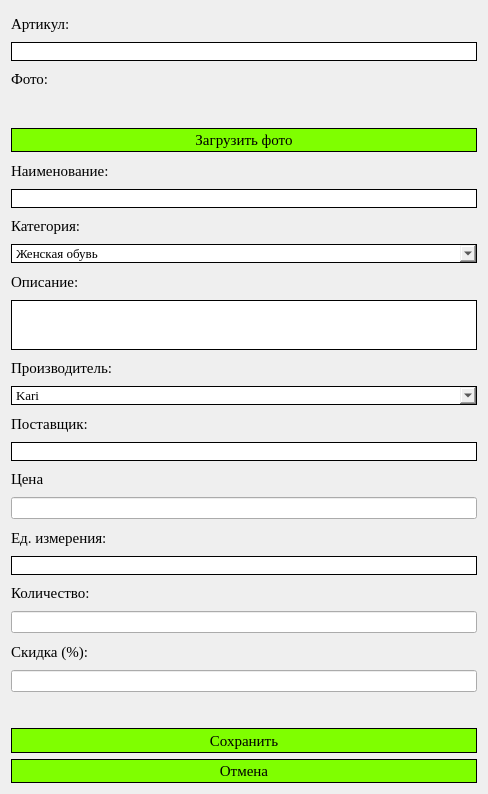
Above: Ui/product_add_edit.ui from mediumperson/shoe-shop-demo-exam before the change. Below: the same form after it.
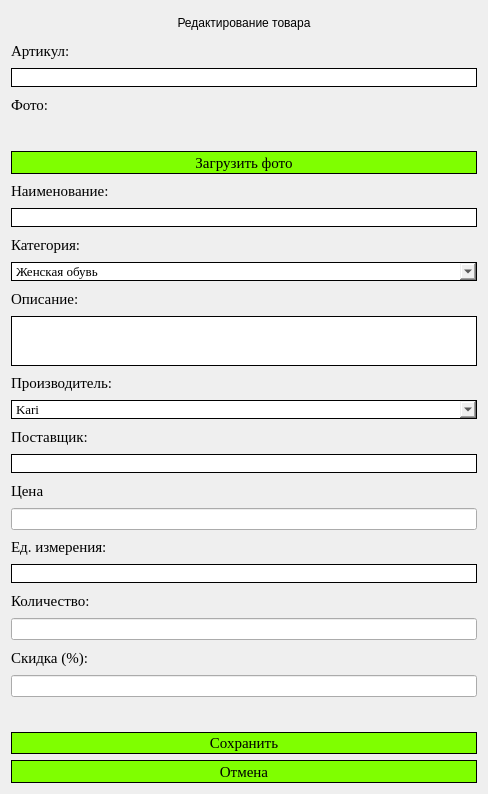
That is the form after the change. Icons and pictures are not drawn.

What changed in the file:
```diff
--- a/Ui/product_add_edit.ui
+++ b/Ui/product_add_edit.ui
@@ -14,20 +14,7 @@
    <string>Dialog</string>
   </property>
   <layout class="QGridLayout" name="gridLayout">
-   <item row="0" column="0">
-    <widget class="QLabel" name="label_2">
-     <property name="font">
-      <font>
-       <family>Times New Roman</family>
-       <pointsize>11</pointsize>
-      </font>
-     </property>
-     <property name="text">
-      <string>Артикул:</string>
-     </property>
-    </widget>
-   </item>
-   <item row="1" column="0">
+   <item row="2" column="0">
     <widget class="QLineEdit" name="articul_input">
      <property name="font">
       <font>
@@ -49,74 +36,36 @@
      </property>
     </widget>
    </item>
-   <item row="2" column="0">
-    <widget class="QLabel" name="label">
+   <item row="9" column="0">
+    <widget class="QComboBox" name="category_input">
      <property name="font">
       <font>
        <family>Times New Roman</family>
-       <pointsize>11</pointsize>
-      </font>
-     </property>
-     <property name="text">
-      <string>Фото:</string>
-     </property>
-    </widget>
-   </item>
-   <item row="3" column="0">
-    <widget class="QLabel" name="photo">
-     <property name="maximumSize">
-      <size>
-       <width>70</width>
-       <height>70</height>
-      </size>
-     </property>
-     <property name="text">
-      <string/>
-     </property>
-     <property name="pixmap">
-      <pixmap>../../../../Users/nightmare/Downloads/import/picture.png</pixmap>
-     </property>
-     <property name="scaledContents">
-      <bool>true</bool>
-     </property>
-    </widget>
-   </item>
-   <item row="4" column="0">
-    <widget class="QPushButton" name="download_photo">
-     <property name="sizePolicy">
-      <sizepolicy hsizetype="Preferred" vsizetype="Preferred">
-       <horstretch>0</horstretch>
-       <verstretch>0</verstretch>
-      </sizepolicy>
-     </property>
-     <property name="minimumSize">
-      <size>
-       <width>0</width>
-       <height>20</height>
-      </size>
-     </property>
-     <property name="font">
-      <font>
-       <family>Times New Roman</family>
-       <pointsize>11</pointsize>
+       <pointsize>10</pointsize>
       </font>
      </property>
      <property name="styleSheet">
-      <string notr="true">#download_photo {
-    background-color: #7FFF00;
+      <string notr="true">#category_input {
     border: 1px solid black;
 }
 
-#download_photo:hover {
-    background-color: #00FA9A;
+#category_input:hover {
+    border-color: #00FA9A;
 }</string>
      </property>
-     <property name="text">
-      <string>Загрузить фото</string>
-     </property>
+     <item>
+      <property name="text">
+       <string>Женская обувь</string>
+      </property>
+     </item>
+     <item>
+      <property name="text">
+       <string>Мужская обувь</string>
+      </property>
+     </item>
     </widget>
    </item>
-   <item row="5" column="0">
+   <item row="6" column="0">
     <widget class="QLabel" name="label_4">
      <property name="font">
       <font>
@@ -129,7 +78,7 @@
      </property>
     </widget>
    </item>
-   <item row="6" column="0">
+   <item row="7" column="0">
     <widget class="QLineEdit" name="name_input">
      <property name="font">
       <font>
@@ -151,62 +100,7 @@
      </property>
     </widget>
    </item>
-   <item row="7" column="0">
-    <widget class="QLabel" name="label_5">
-     <property name="font">
-      <font>
-       <family>Times New Roman</family>
-       <pointsize>11</pointsize>
-      </font>
-     </property>
-     <property name="text">
-      <string>Категория:</string>
-     </property>
-    </widget>
-   </item>
-   <item row="8" column="0">
-    <widget class="QComboBox" name="category_input">
-     <property name="font">
-      <font>
-       <family>Times New Roman</family>
-       <pointsize>10</pointsize>
-      </font>
-     </property>
-     <property name="styleSheet">
-      <string notr="true">#category_input {
-    border: 1px solid black;
-}
-
-#category_input:hover {
-    border-color: #00FA9A;
-}</string>
-     </property>
-     <item>
-      <property name="text">
-       <string>Женская обувь</string>
-      </property>
-     </item>
-     <item>
-      <property name="text">
-       <string>Мужская обувь</string>
-      </property>
-     </item>
-    </widget>
-   </item>
-   <item row="9" column="0">
-    <widget class="QLabel" name="label_6">
-     <property name="font">
-      <font>
-       <family>Times New Roman</family>
-       <pointsize>11</pointsize>
-      </font>
-     </property>
-     <property name="text">
-      <string>Описание:</string>
-     </property>
-    </widget>
-   </item>
-   <item row="10" column="0">
+   <item row="11" column="0">
     <widget class="QTextEdit" name="description_input">
      <property name="maximumSize">
       <size>
@@ -231,8 +125,8 @@
      </property>
     </widget>
    </item>
-   <item row="11" column="0">
-    <widget class="QLabel" name="label_7">
+   <item row="1" column="0">
+    <widget class="QLabel" name="label_2">
      <property name="font">
       <font>
        <family>Times New Roman</family>
@@ -240,11 +134,139 @@
       </font>
      </property>
      <property name="text">
-      <string>Производитель:</string>
+      <string>Артикул:</string>
      </property>
     </widget>
    </item>
-   <item row="12" column="0">
+   <item row="25" column="0">
+    <widget class="QPushButton" name="save_button">
+     <property name="sizePolicy">
+      <sizepolicy hsizetype="Preferred" vsizetype="Preferred">
+       <horstretch>0</horstretch>
+       <verstretch>0</verstretch>
+      </sizepolicy>
+     </property>
+     <property name="minimumSize">
+      <size>
+       <width>0</width>
+       <height>20</height>
+      </size>
+     </property>
+     <property name="font">
+      <font>
+       <family>Times New Roman</family>
+       <pointsize>11</pointsize>
+      </font>
+     </property>
+     <property name="styleSheet">
+      <string notr="true">#save_button {
+    background-color: #7FFF00;
+    border: 1px solid black;
+}
+
+#save_button:hover {
+    background-color: #00FA9A;
+}</string>
+     </property>
+     <property name="text">
+      <string>Сохранить</string>
+     </property>
+    </widget>
+   </item>
+   <item row="5" column="0">
+    <widget class="QPushButton" name="download_photo">
+     <property name="sizePolicy">
+      <sizepolicy hsizetype="Preferred" vsizetype="Preferred">
+       <horstretch>0</horstretch>
+       <verstretch>0</verstretch>
+      </sizepolicy>
+     </property>
+     <property name="minimumSize">
+      <size>
+       <width>0</width>
+       <height>20</height>
+      </size>
+     </property>
+     <property name="font">
+      <font>
+       <family>Times New Roman</family>
+       <pointsize>11</pointsize>
+      </font>
+     </property>
+     <property name="styleSheet">
+      <string notr="true">#download_photo {
+    background-color: #7FFF00;
+    border: 1px solid black;
+}
+
+#download_photo:hover {
+    background-color: #00FA9A;
+}</string>
+     </property>
+     <property name="text">
+      <string>Загрузить фото</string>
+     </property>
+    </widget>
+   </item>
+   <item row="8" column="0">
+    <widget class="QLabel" name="label_5">
+     <property name="font">
+      <font>
+       <family>Times New Roman</family>
+       <pointsize>11</pointsize>
+      </font>
+     </property>
+     <property name="text">
+      <string>Категория:</string>
+     </property>
+    </widget>
+   </item>
+   <item row="16" column="0">
+    <widget class="QLabel" name="label_9">
+     <property name="font">
+      <font>
+       <family>Times New Roman</family>
+       <pointsize>11</pointsize>
+      </font>
+     </property>
+     <property name="text">
+      <string>Цена</string>
+     </property>
+    </widget>
+   </item>
+   <item row="18" column="0">
+    <widget class="QLabel" name="label_10">
+     <property name="font">
+      <font>
+       <family>Times New Roman</family>
+       <pointsize>11</pointsize>
+      </font>
+     </property>
+     <property name="text">
+      <string>Ед. измерения:</string>
+     </property>
+    </widget>
+   </item>
+   <item row="21" column="0">
+    <widget class="QLineEdit" name="quantity_input"/>
+   </item>
+   <item row="17" column="0">
+    <widget class="QLineEdit" name="price_input"/>
+   </item>
+   <item row="14" column="0">
+    <widget class="QLabel" name="label_8">
+     <property name="font">
+      <font>
+       <family>Times New Roman</family>
+       <pointsize>11</pointsize>
+      </font>
+     </property>
+     <property name="text">
+      <string>Поставщик:</string>
+     </property>
+    </widget>
+   </item>
+   <item row="13" column="0">
     <widget class="QComboBox" name="maker_input">
      <property name="font">
       <font>
@@ -298,40 +320,27 @@
      </item>
     </widget>
    </item>
-   <item row="13" column="0">
-    <widget class="QLabel" name="label_8">
-     <property name="font">
-      <font>
-       <family>Times New Roman</family>
-       <pointsize>11</pointsize>
-      </font>
+   <item row="4" column="0">
+    <widget class="QLabel" name="photo">
+     <property name="maximumSize">
+      <size>
+       <width>70</width>
+       <height>70</height>
+      </size>
      </property>
      <property name="text">
-      <string>Поставщик:</string>
+      <string/>
      </property>
-    </widget>
-   </item>
-   <item row="14" column="0">
-    <widget class="QLineEdit" name="provider_input">
-     <property name="font">
-      <font>
-       <family>Times New Roman</family>
-       <pointsize>10</pointsize>
-      </font>
+     <property name="pixmap">
+      <pixmap>../../../../Users/nightmare/Downloads/import/picture.png</pixmap>
      </property>
-     <property name="styleSheet">
-      <string notr="true">#provider_input {
-    border: 1px solid black;
-}
-
-#provider_input:focus {
-    border-color: #00FA9A;
-}</string>
+     <property name="scaledContents">
+      <bool>true</bool>
      </property>
     </widget>
    </item>
-   <item row="15" column="0">
-    <widget class="QLabel" name="label_9">
+   <item row="12" column="0">
+    <widget class="QLabel" name="label_7">
      <property name="font">
       <font>
        <family>Times New Roman</family>
@@ -339,15 +348,12 @@
       </font>
      </property>
      <property name="text">
-      <string>Цена</string>
+      <string>Производитель:</string>
      </property>
     </widget>
    </item>
-   <item row="16" column="0">
-    <widget class="QLineEdit" name="price_input"/>
-   </item>
-   <item row="17" column="0">
-    <widget class="QLabel" name="label_10">
+   <item row="20" column="0">
+    <widget class="QLabel" name="label_11">
      <property name="font">
       <font>
        <family>Times New Roman</family>
@@ -355,11 +361,11 @@
       </font>
      </property>
      <property name="text">
-      <string>Ед. измерения:</string>
+      <string>Количество:</string>
      </property>
     </widget>
    </item>
-   <item row="18" column="0">
+   <item row="19" column="0">
     <widget class="QLineEdit" name="metric_input">
      <property name="font">
       <font>
@@ -378,23 +384,10 @@
      </property>
     </widget>
    </item>
-   <item row="19" column="0">
-    <widget class="QLabel" name="label_11">
-     <property name="font">
-      <font>
-       <family>Times New Roman</family>
-       <pointsize>11</pointsize>
-      </font>
-     </property>
-     <property name="text">
-      <string>Количество:</string>
-     </property>
-    </widget>
+   <item row="23" column="0">
+    <widget class="QLineEdit" name="discount_input"/>
    </item>
-   <item row="20" column="0">
-    <widget class="QLineEdit" name="quantity_input"/>
-   </item>
-   <item row="21" column="0">
+   <item row="22" column="0">
     <widget class="QLabel" name="label_12">
      <property name="font">
       <font>
@@ -407,48 +400,55 @@
      </property>
     </widget>
    </item>
-   <item row="22" column="0">
-    <widget class="QLineEdit" name="discount_input"/>
+   <item row="15" column="0">
+    <widget class="QLineEdit" name="provider_input">
+     <property name="font">
+      <font>
+       <family>Times New Roman</family>
+       <pointsize>10</pointsize>
+      </font>
+     </property>
+     <property name="styleSheet">
+      <string notr="true">#provider_input {
+    border: 1px solid black;
+}
+
+#provider_input:focus {
+    border-color: #00FA9A;
+}</string>
+     </property>
+    </widget>
    </item>
-   <item row="23" column="0">
-    <widget class="QWidget" name="widget" native="true"/>
+   <item row="10" column="0">
+    <widget class="QLabel" name="label_6">
+     <property name="font">
+      <font>
+       <family>Times New Roman</family>
+       <pointsize>11</pointsize>
+      </font>
+     </property>
+     <property name="text">
+      <string>Описание:</string>
+     </property>
+    </widget>
+   </item>
+   <item row="3" column="0">
+    <widget class="QLabel" name="label">
+     <property name="font">
+      <font>
+       <family>Times New Roman</family>
+       <pointsize>11</pointsize>
+      </font>
+     </property>
+     <property name="text">
+      <string>Фото:</string>
+     </property>
+    </widget>
    </item>
    <item row="24" column="0">
-    <widget class="QPushButton" name="save_button">
-     <property name="sizePolicy">
-      <sizepolicy hsizetype="Preferred" vsizetype="Preferred">
-       <horstretch>0</horstretch>
-       <verstretch>0</verstretch>
-      </sizepolicy>
-     </property>
-     <property name="minimumSize">
-      <size>
-       <width>0</width>
-       <height>20</height>
-      </size>
-     </property>
-     <property name="font">
-      <font>
-       <family>Times New Roman</family>
-       <pointsize>11</pointsize>
-      </font>
-     </property>
-     <property name="styleSheet">
-      <string notr="true">#save_button {
-    background-color: #7FFF00;
-    border: 1px solid black;
-}
-
-#save_button:hover {
-    background-color: #00FA9A;
-}</string>
-     </property>
-     <property name="text">
-      <string>Сохранить</string>
-     </property>
-    </widget>
+    <widget class="QWidget" name="widget" native="true"/>
    </item>
-   <item row="25" column="0">
+   <item row="26" column="0">
     <widget class="QPushButton" name="cancel_button">
      <property name="sizePolicy">
       <sizepolicy hsizetype="Preferred" vsizetype="Preferred">
@@ -483,6 +483,16 @@
      </property>
     </widget>
    </item>
+   <item row="0" column="0">
+    <widget class="QLabel" name="label_3">
+     <property name="text">
+      <string>Редактирование товара</string>
+     </property>
+     <property name="alignment">
+      <set>Qt::AlignmentFlag::AlignCenter</set>
+     </property>
+    </widget>
+   </item>
   </layout>
  </widget>
  <resources/>
```
